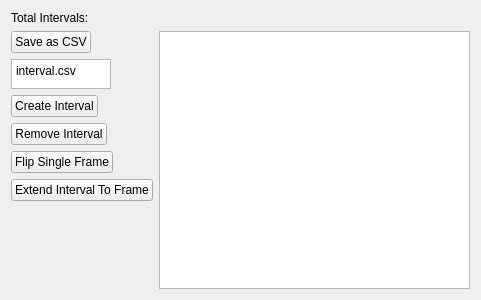
First picture: the form in src/WhiskerToolbox/DataManager_Widget/DigitalIntervalSeries_Widget/DigitalIntervalSeries_Widget.ui, repository paulmthompson/WhiskerToolbox, before the edit.
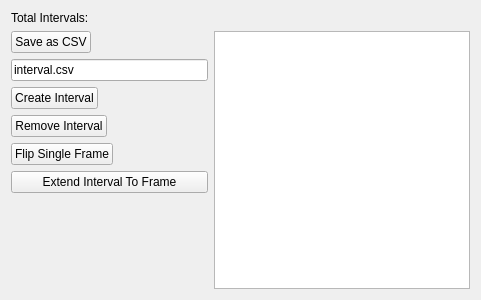
Second picture: the form after the edit.

What changed in the file:
```diff
--- a/src/WhiskerToolbox/DataManager_Widget/DigitalIntervalSeries_Widget/DigitalIntervalSeries_Widget.ui
+++ b/src/WhiskerToolbox/DataManager_Widget/DigitalIntervalSeries_Widget/DigitalIntervalSeries_Widget.ui
@@ -37,20 +37,8 @@
       </widget>
      </item>
      <item>
-      <widget class="QPlainTextEdit" name="filename_textbox">
-       <property name="sizePolicy">
-        <sizepolicy hsizetype="Fixed" vsizetype="Fixed">
-         <horstretch>0</horstretch>
-         <verstretch>0</verstretch>
-        </sizepolicy>
-       </property>
-       <property name="maximumSize">
-        <size>
-         <width>100</width>
-         <height>30</height>
-        </size>
-       </property>
-       <property name="plainText">
+      <widget class="QLineEdit" name="filename_textbox">
+       <property name="text">
         <string>interval.csv</string>
        </property>
       </widget>
@@ -123,6 +111,9 @@
        <property name="text">
         <string/>
        </property>
+       <property name="alignment">
+        <set>Qt::AlignmentFlag::AlignCenter</set>
+       </property>
       </widget>
      </item>
      <item>
```
